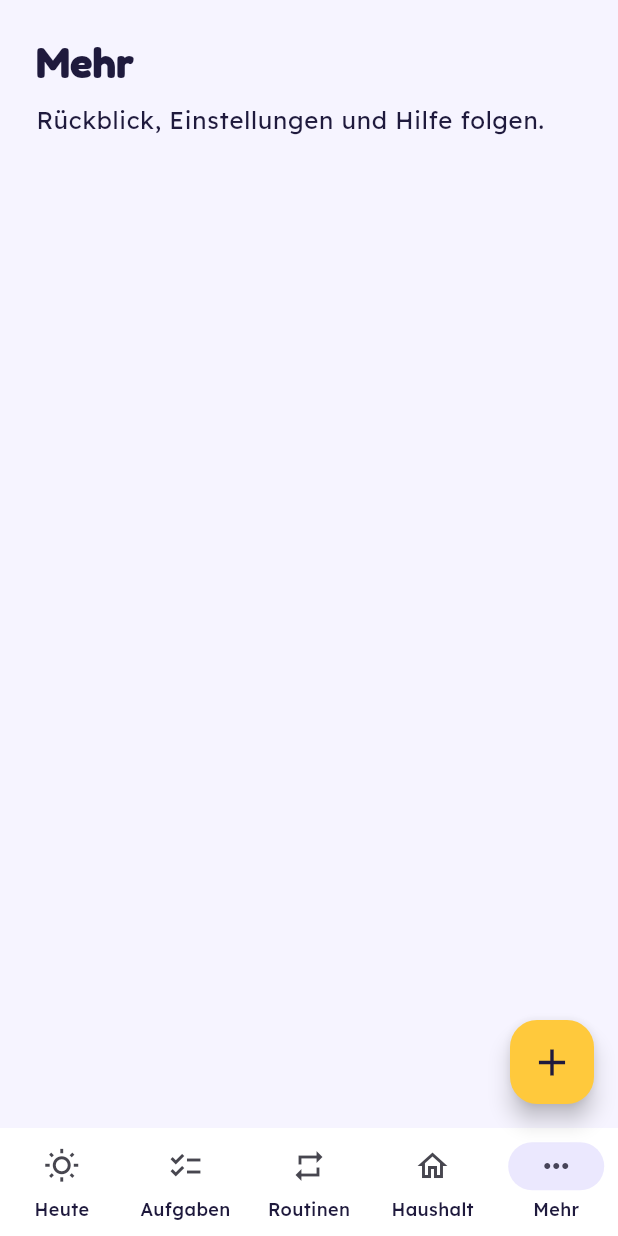
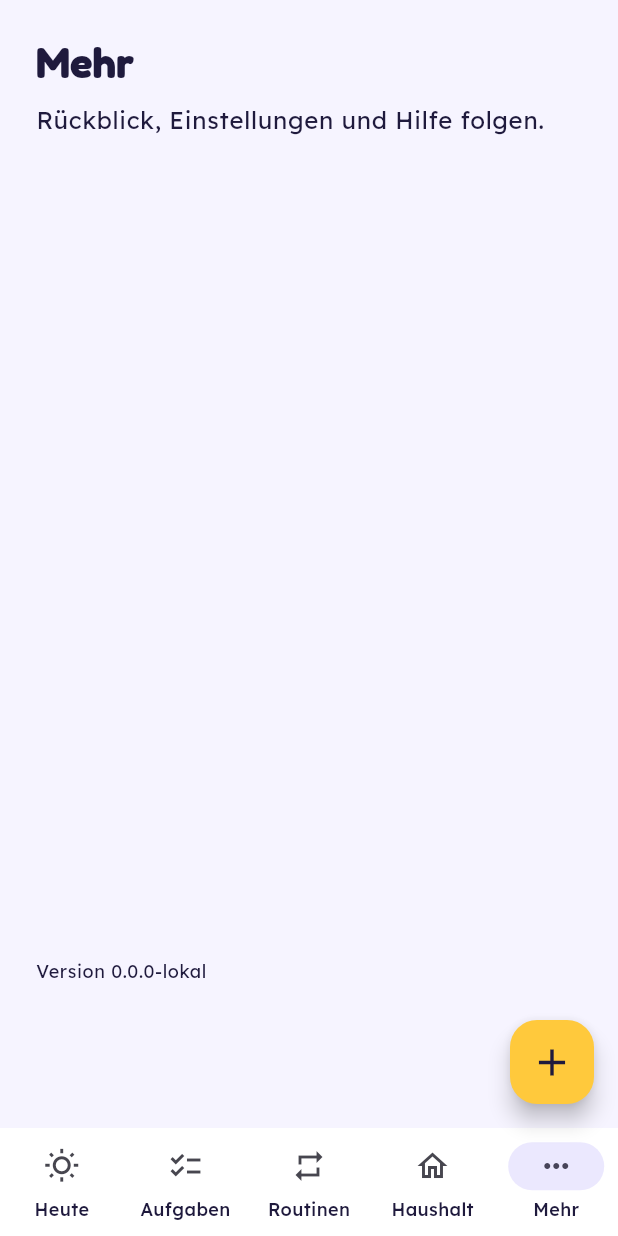
Before and after one commit to DoriosDE/Stups, a Flutter app: the screen it shows after launch, item 5 of the bottom bar chosen, on a phone screen of 412 x 824 dp. Run offline on Flutter 3.47's test engine with Material 3 defaults, Android fonts, the phone set to English and light mode, and no system bars; our stand-ins replace flutter_riverpod, go_router, material_ui, package_info_plus.

Commit message:
Dev- und Prod-Variante, Versionsanzeige unter Mehr und CI-Prüfung der APK-Version anlegen (#14)

```diff
--- /dev/null
+++ b/lib/core/app_info/app_info_provider.dart
@@ -0,0 +1,8 @@
+import 'package:flutter_riverpod/flutter_riverpod.dart';
+import 'package:package_info_plus/package_info_plus.dart';
+
+/// Version und Paketangaben der laufenden App. Tests ersetzen den Provider,
+/// damit sie ohne Plattformkanal auskommen.
+final packageInfoProvider = FutureProvider<PackageInfo>(
+  (ref) => PackageInfo.fromPlatform(),
+);
--- a/lib/features/more/more_screen.dart
+++ b/lib/features/more/more_screen.dart
@@ -1,15 +1,33 @@
+import 'package:flutter_riverpod/flutter_riverpod.dart';
 import 'package:material_ui/material_ui.dart';
 
+import '../../core/app_info/app_info_provider.dart';
 import '../shell/placeholder_page.dart';
 
-class MoreScreen extends StatelessWidget {
+class MoreScreen extends ConsumerWidget {
   const MoreScreen({super.key});
 
   @override
-  Widget build(BuildContext context) {
-    return const PlaceholderPage(
-      title: 'Mehr',
-      hint: 'Rückblick, Einstellungen und Hilfe folgen.',
+  Widget build(BuildContext context, WidgetRef ref) {
+    final version = ref.watch(packageInfoProvider).value?.version;
+    return Column(
+      crossAxisAlignment: CrossAxisAlignment.stretch,
+      children: [
+        const Expanded(
+          child: PlaceholderPage(
+            title: 'Mehr',
+            hint: 'Rückblick, Einstellungen und Hilfe folgen.',
+          ),
+        ),
+        if (version != null)
+          Padding(
+            padding: const EdgeInsets.fromLTRB(24, 0, 24, 96),
+            child: Text(
+              'Version $version',
+              style: Theme.of(context).textTheme.bodySmall,
+            ),
+          ),
+      ],
     );
   }
 }
```
Also changed, not shown: pubspec.yaml (+8 -1 lines), pubspec.lock, 6 other files.
